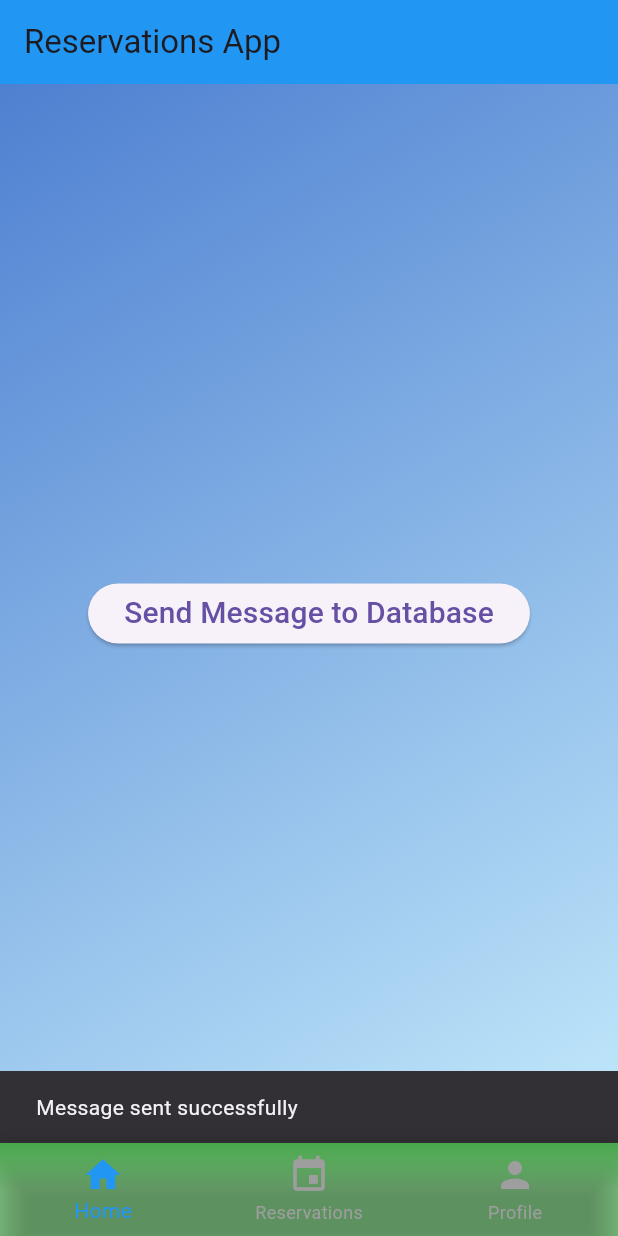
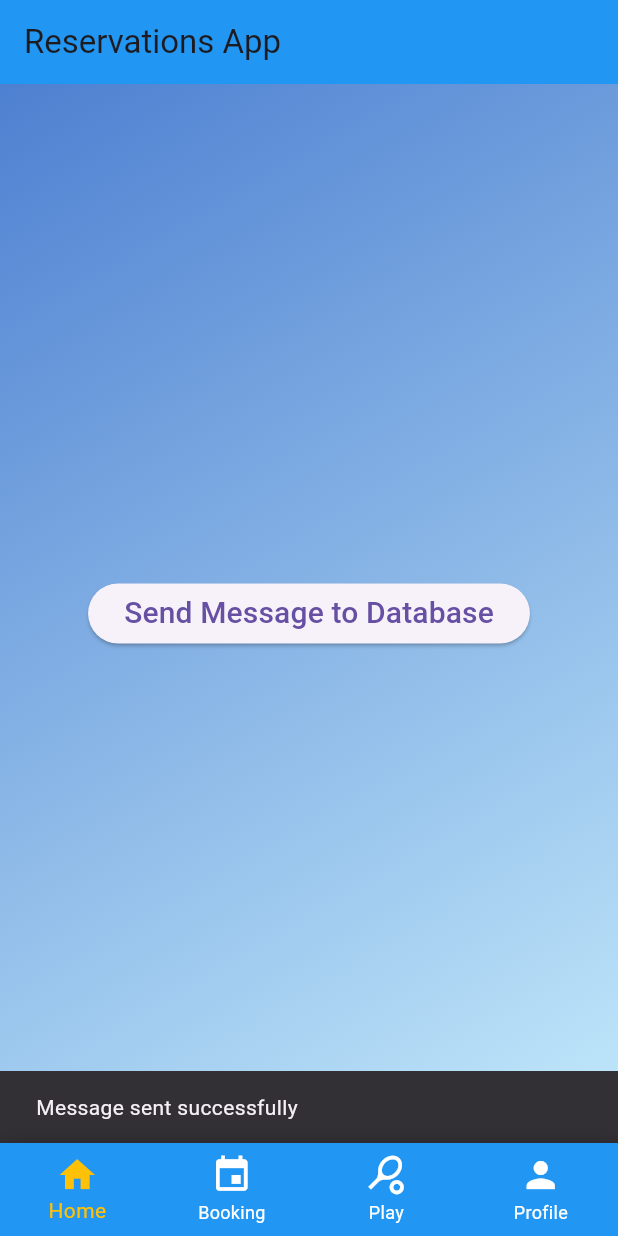
Before and after one commit to khalid21sa/moplieproject, a Flutter app: the screen it shows after launch, after a tap on "Send Message to Database", on a phone screen of 412 x 824 dp. Run offline on Flutter 3.47's test engine with Material 3 defaults, Android fonts, the phone set to English and light mode, and no system bars; our stand-ins replace firebase_core, firebase_database; accounts and stored records are empty.

Commit message:
Laith navBar
i have update the bottom navigation bar and added more buttons and change the colors etc...

```diff
--- a/lib/BotomNavigationBar.dart
+++ b/lib/BotomNavigationBar.dart
@@ -36,12 +36,12 @@ class _BottomNavBarState extends State<BottomNavBar> {
         type: BottomNavigationBarType.fixed,
         currentIndex: widget.selectedIndex,
         onTap: widget.onItemTapped,
-        selectedItemColor: Colors.blue,
-        unselectedItemColor: Colors.grey,
+        selectedItemColor: Colors.amber,
+        unselectedItemColor: Colors.white,
         selectedFontSize: 14.0,
         unselectedFontSize: 12.0,
         iconSize: 28.0,
-        backgroundColor: Colors.transparent,
+        backgroundColor: Colors.blue,
         items: <BottomNavigationBarItem>[
           BottomNavigationBarItem(
             icon: Icon(Icons.home),
@@ -49,7 +49,11 @@ class _BottomNavBarState extends State<BottomNavBar> {
           ),
           BottomNavigationBarItem(
             icon: Icon(Icons.event),
-            label: 'Reservations',
+            label: 'Booking',
+          ),
+          BottomNavigationBarItem(
+            icon: Icon(Icons.sports_tennis),
+            label: 'Play',
           ),
           BottomNavigationBarItem(
             icon: Icon(Icons.person),
--- a/lib/main.dart
+++ b/lib/main.dart
@@ -14,7 +14,7 @@
   @override
   Widget build(BuildContext context) {
     return MaterialApp(
-      title: 'Reservations App',
+      title: 'Padel App',
       theme: ThemeData(
         primarySwatch: Colors.blue,
       ),
@@ -46,7 +46,7 @@
       ),
       backgroundColor: Colors.transparent,
       body: Container(
-        decoration: BoxDecoration(
+        decoration: const BoxDecoration(
           gradient: LinearGradient(
             begin: Alignment.topLeft,
             end: Alignment.bottomRight,
@@ -63,7 +63,7 @@
             onPressed: () {
               sendMessage(context);
             },
-            child: Text(
+            child: const Text(
               'Send Message to Database',
               style: TextStyle(fontSize: 20),
             ),
@@ -86,12 +86,12 @@
         'timestamp': ServerValue.timestamp,
       });
       ScaffoldMessenger.of(context).showSnackBar(
-        SnackBar(content: Text('Message sent successfully')),
+        const SnackBar(content: Text('Message sent successfully')),
       );
     } catch (e) {
       print('Error sending message: $e');
       ScaffoldMessenger.of(context).showSnackBar(
-        SnackBar(content: Text('Failed to send message')),
+        const SnackBar(content: Text('Failed to send message')),
       );
     }
   }
```
